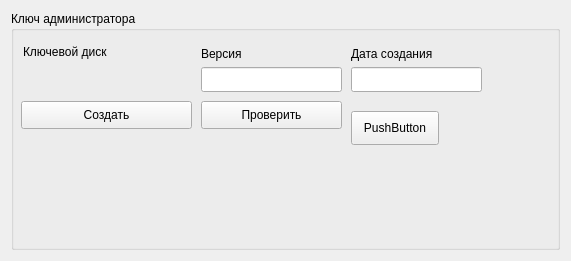
xXRadioHeadXx/start7, file m_cfg/admaud_widget.ui: the form before one commit.
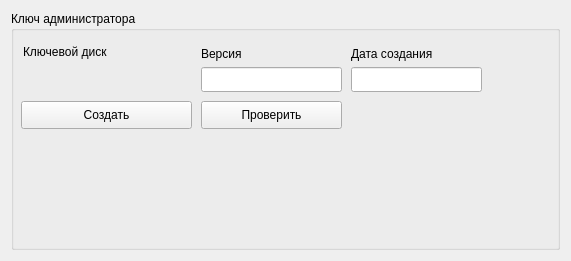
The form after the commit. Custom widgets are drawn as their Qt base class.

The edit to the form file:
```diff
--- a/m_cfg/admaud_widget.ui
+++ b/m_cfg/admaud_widget.ui
@@ -119,19 +119,6 @@
        <string>Проверить</string>
       </property>
      </widget>
-     <widget class="QPushButton" name="pushButton">
-      <property name="geometry">
-       <rect>
-        <x>340</x>
-        <y>100</y>
-        <width>88</width>
-        <height>34</height>
-       </rect>
-      </property>
-      <property name="text">
-       <string>PushButton</string>
-      </property>
-     </widget>
      <widget class="My_combobox" name="comboBox" native="true">
       <property name="geometry">
        <rect>
```
